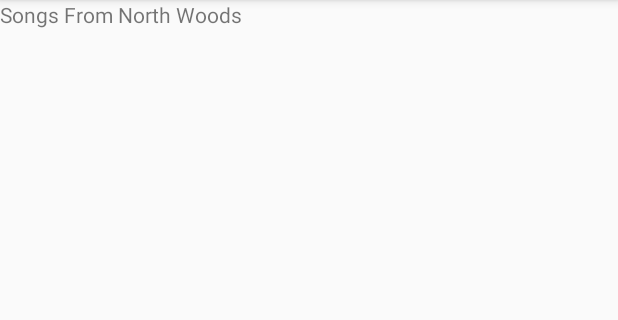
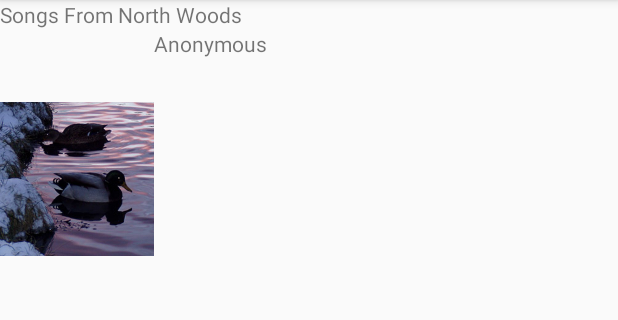
Before and after one commit to AnnaSava/Musical, an Android app: the LibraryActivity screen opened directly, with no data from a screen before it, after a tap on "Songs From North Woods", on a phone screen of 412 x 824 dp, the part 84-404 px from its top. Run offline under Robolectric (Android 15) with nearby library versions, the phone set to English and light mode, and no system bars.

Commit message:
Artist details

```diff
--- a/app/src/main/java/com/example/android/musical/Artist.java
+++ b/app/src/main/java/com/example/android/musical/Artist.java
@@ -7,10 +7,12 @@ package com.example.android.musical;
 public class Artist {
     private String mArtistName;
     private String mArtistInfo;
+    private int mImageResourceId;
 
-    public Artist(String artistName, String artistInfo) {
+    public Artist(String artistName, String artistInfo, int imageResourceId) {
         mArtistName = artistName;
         mArtistInfo = artistInfo;
+        mImageResourceId = imageResourceId;
     }
 
     public String getArtistName() {
@@ -20,4 +22,8 @@ public class Artist {
     public String getArtistInfo() {
         return mArtistInfo;
     }
+
+    public int getImageResourceId() {
+        return mImageResourceId;
+    }
 }
--- a/app/src/main/java/com/example/android/musical/ArtistActivity.java
+++ b/app/src/main/java/com/example/android/musical/ArtistActivity.java
@@ -2,6 +2,7 @@ package com.example.android.musical;
 
 import android.support.v7.app.AppCompatActivity;
 import android.os.Bundle;
+import android.widget.ImageView;
 import android.widget.TextView;
 
 public class ArtistActivity extends AppCompatActivity {
@@ -15,5 +16,14 @@ public class ArtistActivity extends AppCompatActivity {
 
         String artist = getIntent().getStringExtra("EXTRA_ARTIST");
         artistTextView.setText(artist);
+
+        TextView infoTextView = (TextView) findViewById(R.id.artist_details_info);
+
+        String info = getIntent().getStringExtra("EXTRA_INFO");
+        infoTextView.setText(info);
+
+        ImageView artistImageView = (ImageView) findViewById(R.id.artist_details_image);
+        int imageResourseId = getIntent().getIntExtra("EXTRA_IMAGE", 0);
+        artistImageView.setImageResource(imageResourseId);
     }
 }
--- a/app/src/main/java/com/example/android/musical/ArtistAdapter.java
+++ b/app/src/main/java/com/example/android/musical/ArtistAdapter.java
@@ -7,6 +7,7 @@ import android.view.LayoutInflater;
 import android.view.View;
 import android.view.ViewGroup;
 import android.widget.ArrayAdapter;
+import android.widget.ImageView;
 import android.widget.TextView;
 
 import java.util.ArrayList;
@@ -34,6 +35,9 @@ public class ArtistAdapter extends ArrayAdapter<Artist> {
         // Get the {@link AndroidFlavor} object located at this position in the list
         Artist artist = getItem(position);
 
+        ImageView imageView = (ImageView) listItemView.findViewById(R.id.artist_image);
+        imageView.setImageResource(artist.getImageResourceId());
+
         // Find the TextView in the list_item.xml layout with the ID version_number
         TextView artistName = (TextView) listItemView.findViewById(R.id.artist_name_text_view);
         // Get the version number from the current AndroidFlavor object and
--- a/app/src/main/java/com/example/android/musical/LibraryActivity.java
+++ b/app/src/main/java/com/example/android/musical/LibraryActivity.java
@@ -5,6 +5,7 @@ import android.support.v7.app.AppCompatActivity;
 import android.os.Bundle;
 import android.view.View;
 import android.widget.AdapterView;
+import android.widget.GridView;
 import android.widget.ListView;
 import android.widget.TextView;
 
@@ -18,26 +19,28 @@ public class LibraryActivity extends AppCompatActivity {
         setContentView(R.layout.activity_library);
 
         ArrayList<Artist> artists = new ArrayList<Artist>();
-        artists.add(new Artist( getResources().getString(R.string.artist_songs_from_north_woods), "Anonymous"));
-        artists.add(new Artist( getResources().getString(R.string.artist_asche_und_staub), "Mother Nature"));
+        artists.add(new Artist( getResources().getString(R.string.artist_songs_from_north_woods),
+                "Anonymous",
+                R.drawable.artist_songs_from_north_woods));
+        artists.add(new Artist( getResources().getString(R.string.artist_asche_und_staub),
+                "Mother Nature",
+                R.drawable.artist_asche_und_staub));
 
         ArtistAdapter adapter = new ArtistAdapter(this, artists);
 
-        ListView listView = (ListView) findViewById(R.id.artist_list);
+        GridView gridView = (GridView) findViewById(R.id.artist_list);
 
-        listView.setAdapter(adapter);
+        gridView.setAdapter(adapter);
 
-        listView.setOnItemClickListener(new AdapterView.OnItemClickListener() {
+        gridView.setOnItemClickListener(new AdapterView.OnItemClickListener() {
             @Override
             public void onItemClick(AdapterView<?> adapter, View view, int position, long arg) {
-
-
                 Intent artistIntent = new Intent(LibraryActivity.this, ArtistActivity.class);
 
                 Artist artist = (Artist) adapter.getItemAtPosition(position);
-
-
                 artistIntent.putExtra("EXTRA_ARTIST", artist.getArtistName());
+                artistIntent.putExtra("EXTRA_INFO", artist.getArtistInfo());
+                artistIntent.putExtra("EXTRA_IMAGE", artist.getImageResourceId());
                 startActivity(artistIntent);
             }
         });
--- a/app/src/main/res/layout/activity_artist.xml
+++ b/app/src/main/res/layout/activity_artist.xml
@@ -1,13 +1,33 @@
 <?xml version="1.0" encoding="utf-8"?>
-<android.support.constraint.ConstraintLayout xmlns:android="http://schemas.android.com/apk/res/android"
+<LinearLayout xmlns:android="http://schemas.android.com/apk/res/android"
     xmlns:app="http://schemas.android.com/apk/res-auto"
     xmlns:tools="http://schemas.android.com/tools"
     android:layout_width="match_parent"
     android:layout_height="match_parent"
+    android:orientation="vertical"
     tools:context="com.example.android.musical.ArtistActivity">
+
     <TextView
         android:id="@+id/artist_title"
         android:layout_width="wrap_content"
         android:layout_height="wrap_content"
         tools:text="Artist Name"/>
-</android.support.constraint.ConstraintLayout>
+
+    <LinearLayout
+        android:layout_width="match_parent"
+        android:layout_height="wrap_content"
+        android:orientation="horizontal">
+
+        <ImageView
+            android:id="@+id/artist_details_image"
+            android:layout_weight="1"
+            android:layout_width="0dp"
+            android:layout_height="200dp" />
+
+        <TextView
+            android:id="@+id/artist_details_info"
+            android:layout_weight="3"
+            android:layout_width="0dp"
+            android:layout_height="wrap_content" />
+    </LinearLayout>
+</LinearLayout>
--- a/app/src/main/res/layout/activity_library.xml
+++ b/app/src/main/res/layout/activity_library.xml
@@ -6,9 +6,10 @@
     android:layout_height="match_parent"
     tools:context="com.example.android.musical.LibraryActivity">
 
-    <ListView
+    <GridView
         android:id="@+id/artist_list"
         android:orientation="vertical"
+        android:numColumns="3"
         android:layout_width="match_parent"
         android:layout_height="match_parent" />
 </android.support.constraint.ConstraintLayout>
--- a/app/src/main/res/layout/artist_item.xml
+++ b/app/src/main/res/layout/artist_item.xml
@@ -5,6 +5,11 @@
     android:layout_width="match_parent"
     android:layout_height="match_parent">
 
+    <ImageView
+        android:id="@+id/artist_image"
+        android:layout_width="match_parent"
+        android:layout_height="100dp" />
+
     <TextView
         android:id="@+id/artist_name_text_view"
         android:layout_width="match_parent"
```
